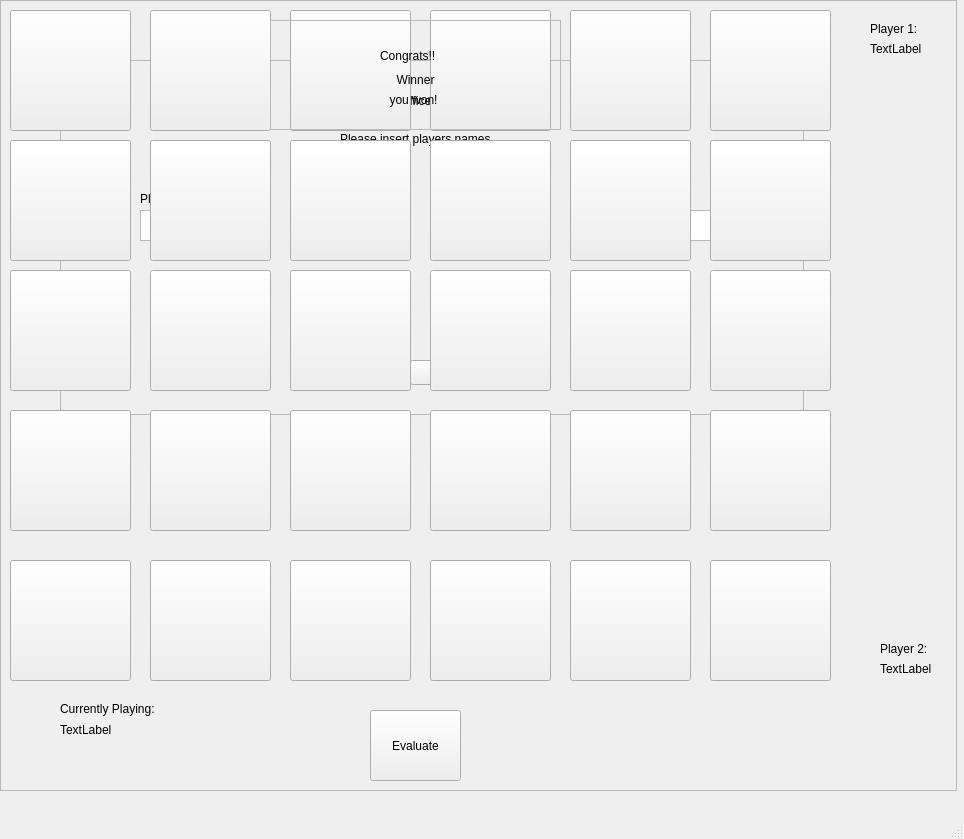
Alerodcas/ProjectMemoryGame, file mainwindow.ui: the form before one commit.
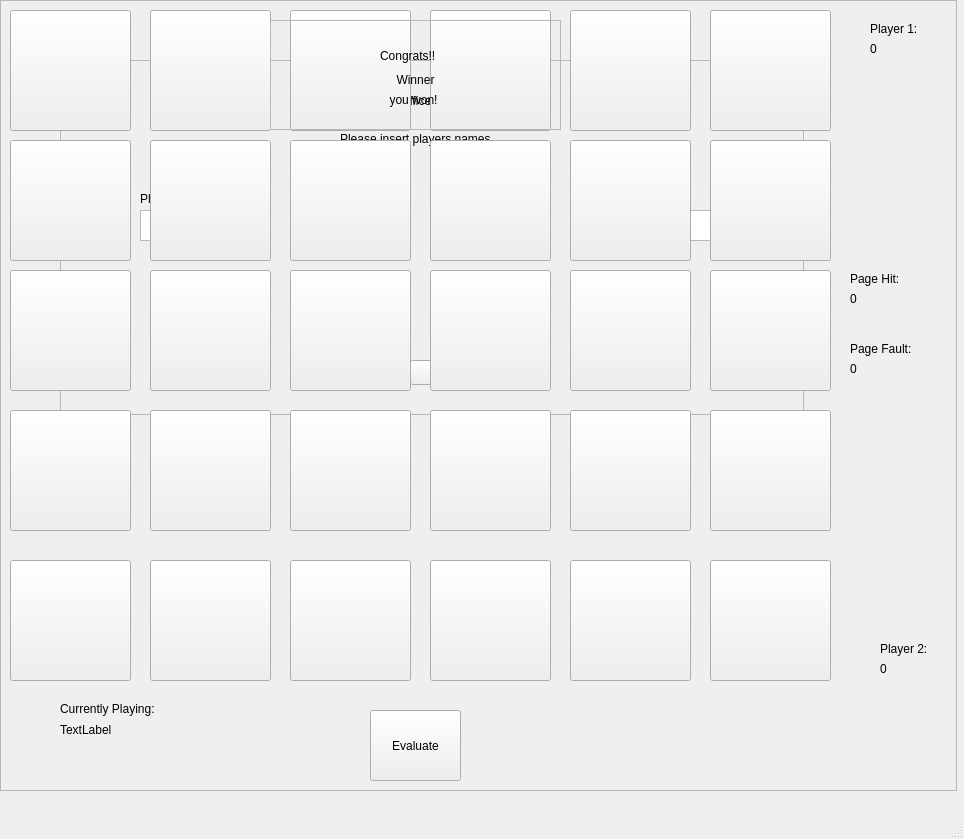
The form after the commit.

Commit message: Agregar page hit y page fault

What changed in the file:
```diff
--- a/mainwindow.ui
+++ b/mainwindow.ui
@@ -622,7 +622,7 @@
       </rect>
      </property>
      <property name="text">
-      <string>TextLabel</string>
+      <string>0</string>
      </property>
     </widget>
     <widget class="QPushButton" name="pushButton_31">
@@ -674,7 +674,7 @@
       </rect>
      </property>
      <property name="text">
-      <string>TextLabel</string>
+      <string>0</string>
      </property>
     </widget>
     <widget class="QLabel" name="label">
@@ -690,6 +690,58 @@
       <string>Player 1:</string>
      </property>
     </widget>
+    <widget class="QLabel" name="label_14">
+     <property name="geometry">
+      <rect>
+       <x>850</x>
+       <y>270</y>
+       <width>71</width>
+       <height>17</height>
+      </rect>
+     </property>
+     <property name="text">
+      <string>Page Hit:</string>
+     </property>
+    </widget>
+    <widget class="QLabel" name="label_15">
+     <property name="geometry">
+      <rect>
+       <x>850</x>
+       <y>340</y>
+       <width>81</width>
+       <height>17</height>
+      </rect>
+     </property>
+     <property name="text">
+      <string>Page Fault:</string>
+     </property>
+    </widget>
+    <widget class="QLabel" name="label_16">
+     <property name="geometry">
+      <rect>
+       <x>850</x>
+       <y>290</y>
+       <width>67</width>
+       <height>17</height>
+      </rect>
+     </property>
+     <property name="text">
+      <string>0</string>
+     </property>
+    </widget>
+    <widget class="QLabel" name="label_17">
+     <property name="geometry">
+      <rect>
+       <x>850</x>
+       <y>360</y>
+       <width>67</width>
+       <height>17</height>
+      </rect>
+     </property>
+     <property name="text">
+      <string>0</string>
+     </property>
+    </widget>
    </widget>
    <widget class="QFrame" name="frame_2">
     <property name="geometry">
```
The commit also changes 2 other files.
